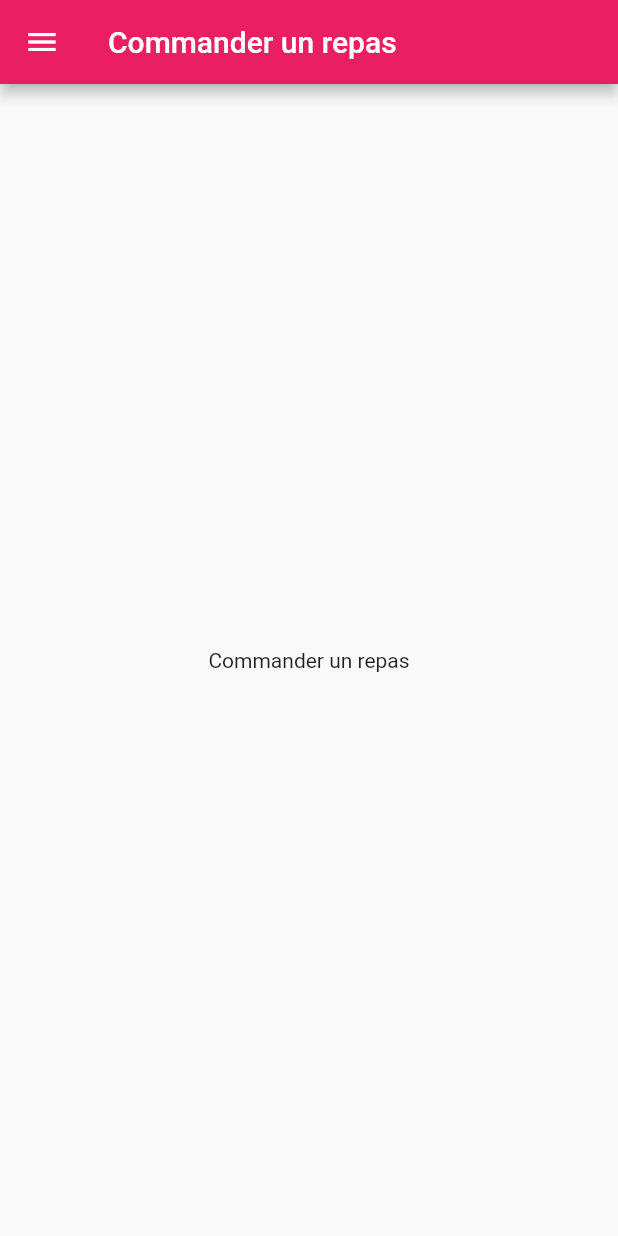
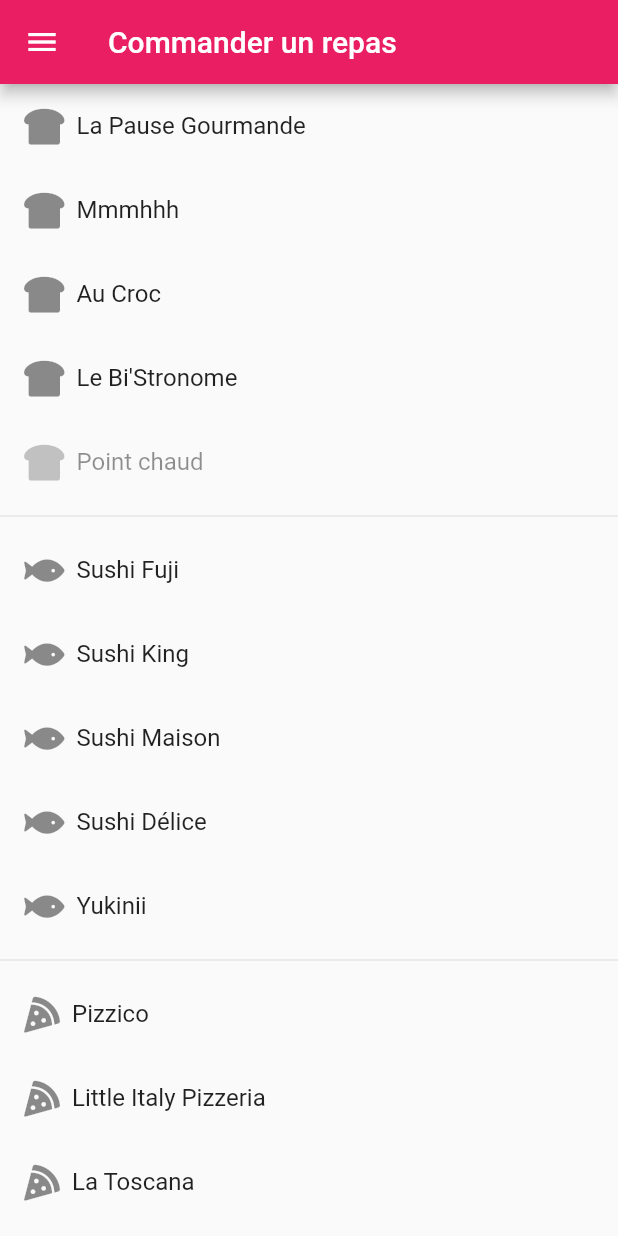
Before and after one commit to Wylarel/WahaApplication, a Flutter app: the FoodPage screen opened by its route, on a phone screen of 412 x 824 dp. Run offline on Flutter 3.47's test engine with Material 2 defaults, Android fonts, the phone set to English and light mode, and no system bars; our stand-ins replace fluttertoast, font_awesome_flutter.

```diff
--- a/lib/main.dart
+++ b/lib/main.dart
@@ -6,21 +6,25 @@ import 'module/news/news_view.dart';
 import 'module/notes/note_list_view.dart';
 import 'module/schedule/schedule_view.dart';
 
-void main() {
-  runApp(
-    new MaterialApp(
+void main() => runApp(WahaApp());
+
+class WahaApp extends StatelessWidget {
+  @override
+  Widget build(BuildContext context) {
+    return MaterialApp(
       title: 'Waha',
       theme: new ThemeData(
-        primarySwatch: Colors.pink
+          primarySwatch: Colors.pink
       ),
       home: NewsPage(),
-      routes:  {
+      routes:
+      {
         Routes.news: (context) => NewsPage(),
         Routes.schedule: (context) => SchedulePage(),
         Routes.notes: (context) => NotesPage(),
         Routes.food: (context) => FoodPage(),
         Routes.bugreport: (context) => BugreportPage(),
       },
-    )
-  );
+    );
+  }
 }
--- a/lib/module/food/food_view.dart
+++ b/lib/module/food/food_view.dart
@@ -1,5 +1,8 @@
 import 'package:flutter/material.dart';
+import 'package:fluttertoast/fluttertoast.dart';
 import 'package:waha/widget/drawer.dart';
+import 'package:url_launcher/url_launcher.dart';
+import 'package:font_awesome_flutter/font_awesome_flutter.dart';
 
 
 class FoodPage extends StatelessWidget {
@@ -11,10 +14,67 @@ class FoodPage extends StatelessWidget {
           backgroundColor: Colors.pink,
         ),
         drawer: AppDrawer(),
-        body: Center(
-            child: Text("Commander un repas")
+        body: ListView(
+          children: <Widget>[
+            _createDrawerFoodItem(faicon: FontAwesomeIcons.breadSlice, text: "La Pause Gourmande", link: "tel:042220722"),
+            _createDrawerFoodItem(faicon: FontAwesomeIcons.breadSlice, text: "Mmmhhh", link: "sms:0499839073"),
+            _createDrawerFoodItem(faicon: FontAwesomeIcons.breadSlice, text: "Au Croc", link: "tel:042773201"),
+            _createDrawerFoodItem(faicon: FontAwesomeIcons.breadSlice, text: "Le Bi'Stronome", link: "tel:042502825"),
+            _createDrawerFoodItem(faicon: FontAwesomeIcons.breadSlice, text: "Point chaud", enabled: false),
+            Divider(),
+            _createDrawerFoodItem(faicon: FontAwesomeIcons.fish, text: "Sushi Fuji", link: "tel:043794576"),
+            _createDrawerFoodItem(faicon: FontAwesomeIcons.fish, text: "Sushi King", link: "tel:042782268"),
+            _createDrawerFoodItem(faicon: FontAwesomeIcons.fish, text: "Sushi Maison", link: "https://sushimaison.shop/menu/"),
+            _createDrawerFoodItem(faicon: FontAwesomeIcons.fish, text: "Sushi Délice", link: "http://www.sushidelice4000.be/product.php"),
+            _createDrawerFoodItem(faicon: FontAwesomeIcons.fish, text: "Yukinii", link: "tel:042502652"),
+            Divider(),
+            _createDrawerFoodItem(faicon: FontAwesomeIcons.pizzaSlice, text: "Pizzico", link: "tel:043607875"),
+            _createDrawerFoodItem(faicon: FontAwesomeIcons.pizzaSlice, text: "Little Italy Pizzeria", link: "tel:042505042"),
+            _createDrawerFoodItem(faicon: FontAwesomeIcons.pizzaSlice, text: "La Toscana", link: "tel:0465184707"),
+            _createDrawerFoodItem(faicon: FontAwesomeIcons.pizzaSlice, text: "Pizzeria Pugliese", link: "tel:042221479"),
+            _createDrawerFoodItem(faicon: FontAwesomeIcons.pizzaSlice, text: "Loria Calogero", link: "tel:042230592"),
+            _createDrawerFoodItem(faicon: FontAwesomeIcons.pizzaSlice, text: "Jackson's original pizza", link: "tel:043713244"),
+            Divider(),
+            _createDrawerFoodItem(faicon: FontAwesomeIcons.hamburger, text: "The Huggy's Bar", link: "https://huggysbar.com/fr/reservation/"),
+            _createDrawerFoodItem(faicon: FontAwesomeIcons.hamburger, text: "Huggy's Dog", enabled: false),
+            _createDrawerFoodItem(faicon: FontAwesomeIcons.hamburger, text: "Wokman", enabled: false),
+            _createDrawerFoodItem(faicon: FontAwesomeIcons.hamburger, text: "Ô Tacos", enabled: false),
+          ]
         )
     );
   }
 
+  Widget _createDrawerFoodItem(
+      {IconData icon, IconData faicon, String text, bool enabled = true, String link}) {
+    return Opacity(
+      opacity: enabled ? 1.0 : .5,
+      child: ListTile(
+        title: Row(
+          children: <Widget>[
+              if(icon != null)
+                Icon(icon),
+              if(faicon != null)
+                FaIcon(faicon),
+              Padding(
+                padding: EdgeInsets.only(left: 8.0),
+                child: Text(text),
+              )
+          ],
+        ),
+      onTap: enabled ? () => _launchURL(link) : () => Fluttertoast.showToast(
+          msg: "Vous ne pouvez pas commander pour cet endroit",
+          toastLength: Toast.LENGTH_SHORT,
+          gravity: ToastGravity.BOTTOM,
+          timeInSecForIosWeb: 1,
+          backgroundColor: Colors.grey,
+          textColor: Colors.white,
+          fontSize: 16.0
+        ),
+      )
+    );
+  }
+
+  _launchURL(String url) async {
+    await launch(url);
+  }
 }
--- a/lib/widget/drawer.dart
+++ b/lib/widget/drawer.dart
@@ -1,5 +1,6 @@
 import 'package:flutter/material.dart';
 import 'package:waha/routes/Routes.dart';
+
 
 class AppDrawer extends StatelessWidget {
   @override
```
Also changed, not shown: lib/module/news/news_view.dart (+48 -2 lines), pubspec.yaml (+8 -0 lines), assets/logo.png (added), assets/logo_pure.png (added), assets/logo_white.png (added), assets/logo_white_bg.png (added), pubspec.lock, 27 other files.
